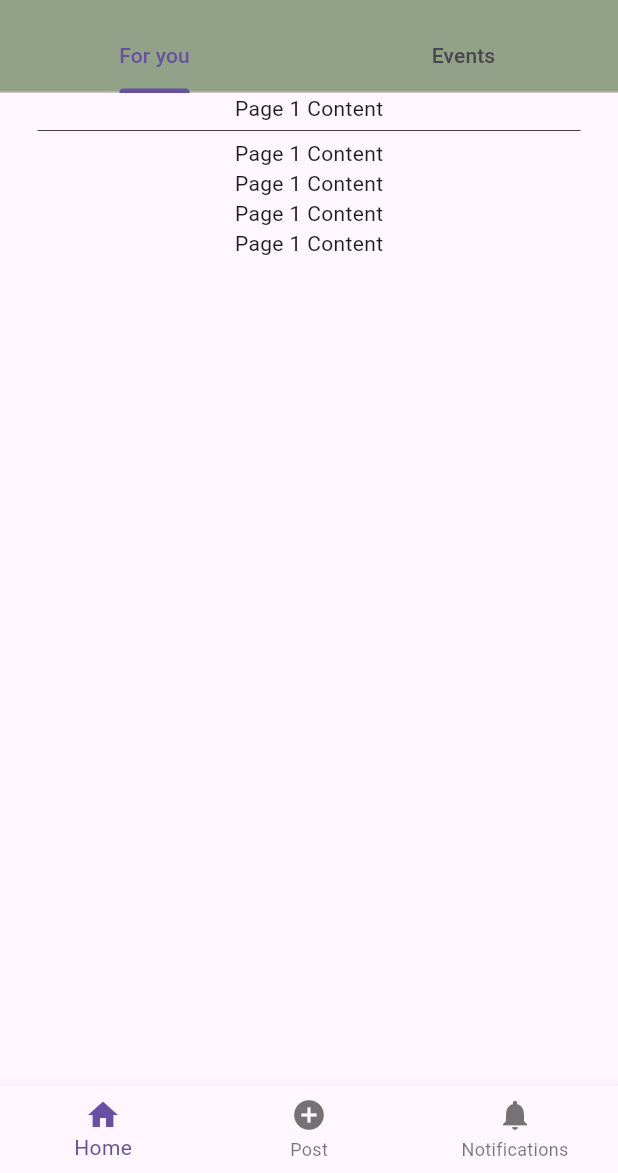
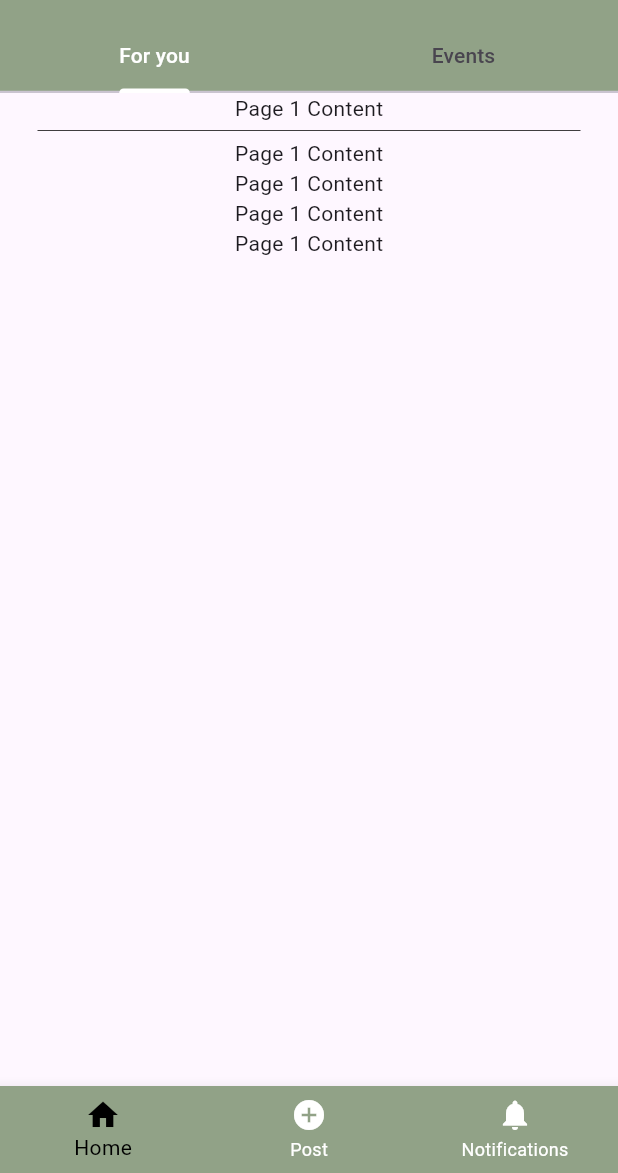
Before and after one commit to Rubienus/flutter-app, a Flutter app: the screen it shows after launch, on a phone screen of 412 x 824 dp, the part 63-1236 px from its top. Run offline on Flutter 3.47's test engine with Material 3 defaults, Android fonts, the phone set to English and light mode, and no system bars.

Commit message:
button color changes

```diff
--- a/flutter_ecotracker/lib/main.dart
+++ b/flutter_ecotracker/lib/main.dart
@@ -45,6 +45,9 @@ class HomePage extends StatelessWidget {
           ),
           title: const Text('Ecotracker'),
           bottom: TabBar(
+            dividerHeight: 1.5,
+            labelColor: Colors.white,
+            indicatorColor: Colors.white,
             tabs: [
               Tab(text: 'For you'),
               Tab(text: 'Events'),
@@ -89,6 +92,9 @@ class HomePage extends StatelessWidget {
           ),
         ),
         bottomNavigationBar: BottomNavigationBar(
+          backgroundColor: primaryColor,
+          selectedItemColor: Colors.black,
+          unselectedItemColor: Colors.white,
           items: const <BottomNavigationBarItem>[
             BottomNavigationBarItem(
               icon: Icon(Icons.home),
```
